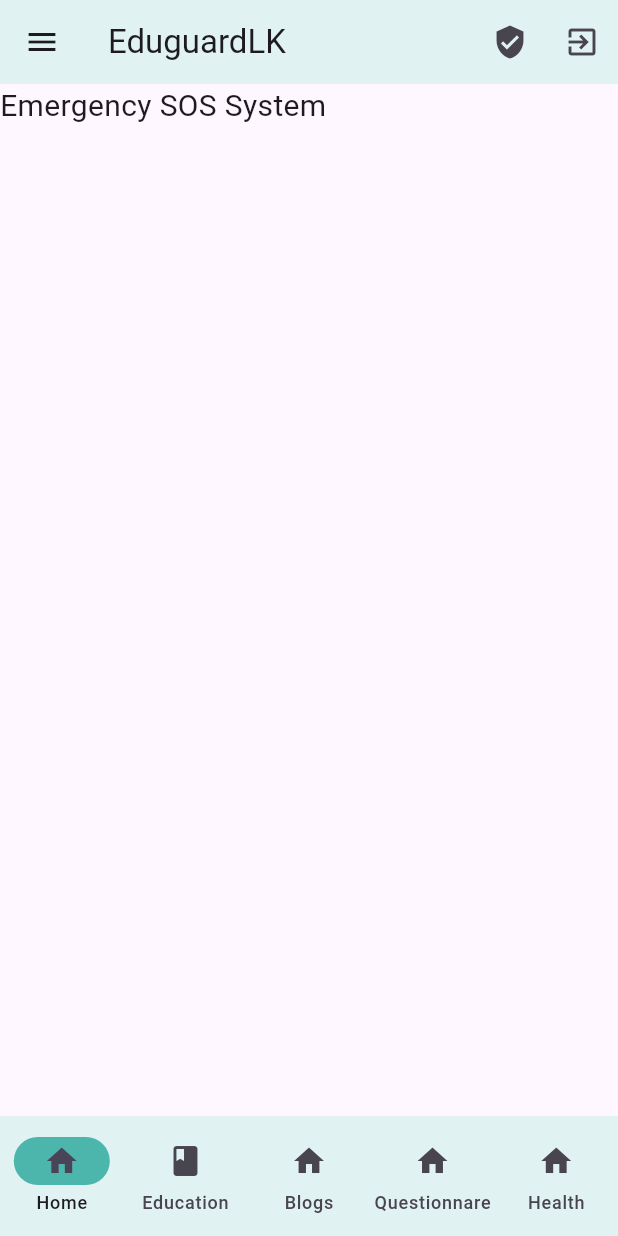
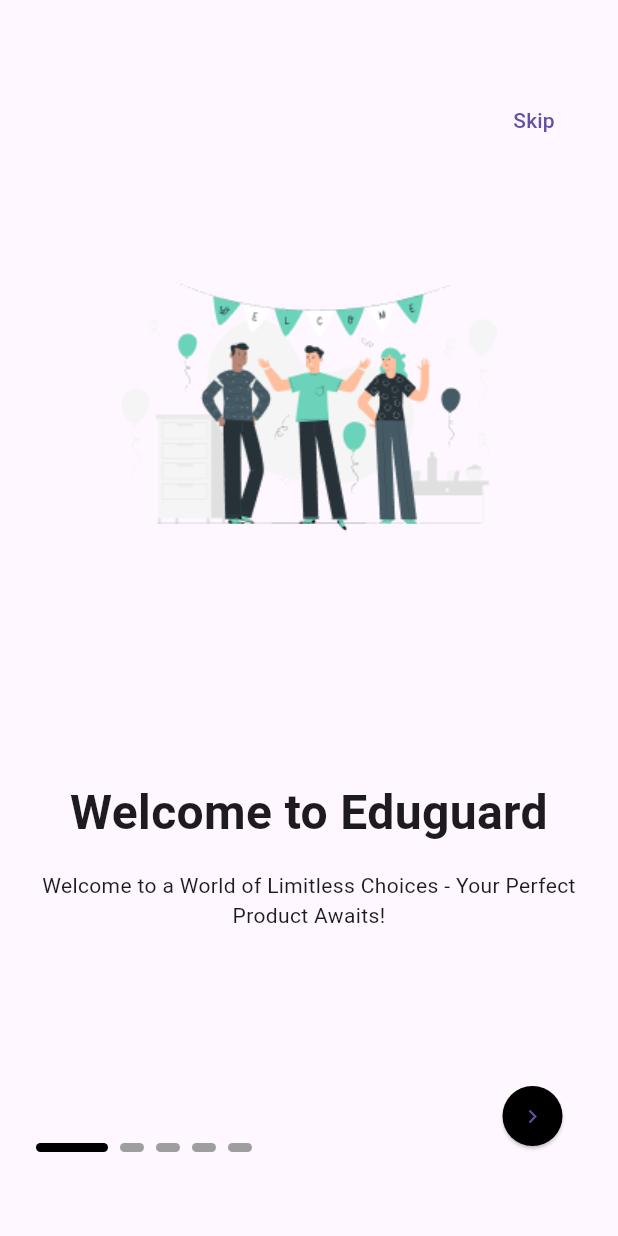
Before and after one commit to sajitheranda05/EduGuard_R24_141, a Flutter app: the screen it shows after launch, on a phone screen of 412 x 824 dp. Run offline on Flutter 3.47's test engine with Material 3 defaults, Android fonts, the phone set to English and light mode, and no system bars; drawn by our look-alikes of smooth_page_indicator; our stand-ins replace get.

Commit message:
Onboarding Implementation
Implemented onboarding with Getx state management package. Also updated bottom navigation to work with Getx.

```diff
--- /dev/null
+++ b/lib/bottom_navigation.dart
@@ -0,0 +1,45 @@
+import 'package:eduguard/src/features/sos_system/screens/sos_home.dart';
+import 'package:flutter/material.dart';
+import 'package:get/get.dart';
+
+class BottomNavigationMenu extends StatelessWidget {
+  const BottomNavigationMenu({super.key});
+
+  @override
+  Widget build(BuildContext context) {
+    final controller =Get.put(NavigationController());
+
+    return Scaffold(
+      bottomNavigationBar: Obx(() => NavigationBar(
+          height: 80.0,
+          elevation: 0,
+          selectedIndex: controller.selectedIndex.value,
+          onDestinationSelected: (index) => controller.selectedIndex.value =index,
+          backgroundColor: Colors.white,
+          indicatorColor: Colors.grey.withOpacity(0.2),
+          destinations: const <NavigationDestination>[
+            NavigationDestination(icon: Icon(Icons.home_rounded), label: 'Home'),
+            NavigationDestination(icon: Icon(Icons.school_rounded), label: 'Education'),
+            NavigationDestination(icon: Icon(Icons.article_rounded), label: 'Blogs'),
+            NavigationDestination(icon: Icon(Icons.quiz_rounded), label: 'Quiz'),
+            NavigationDestination(icon: Icon(Icons.medical_information_rounded), label: 'Health'),
+          ],
+        ),
+      ),
+      body: Obx(() => controller.screens[controller.selectedIndex.value]),
+    );
+  }
+}
+
+class NavigationController extends GetxController {
+  final Rx<int> selectedIndex =0.obs;
+
+  final screens = [
+    const SOSHome(),//(Container(color: Colors.orange,)),
+    (Container(color: Colors.green,)),
+    (Container(color: Colors.red,)),
+    (Container(color: Colors.blue,)),
+    (Container(color: Colors.purple,)),
+  ];
+
+}
--- a/lib/main.dart
+++ b/lib/main.dart
@@ -1,7 +1,7 @@
 // ignore_for_file: prefer_const_constructors, prefer_const_literals_to_create_immutables
-
-import 'package:eduguard/src/features/sos_system/screens/sos_home.dart';
+import 'package:eduguard/src/features/onboarding/screens/onboarding.dart';
 import 'package:flutter/material.dart';
+import 'package:get/get.dart';
 
 void main() {
   runApp(const MyApp());
@@ -13,74 +13,13 @@
   // This widget is the root of your application.
   @override
   Widget build(BuildContext context) {
-    return MaterialApp(
+    return GetMaterialApp(
       debugShowCheckedModeBanner: false,
       title: "EduguardLK",
       theme: ThemeData(
         primaryColor: Colors.blue,
       ),
-      home: MyHomePage(),
+      home: OnboardingScreen(),
       );
   }
 }
-
-class MyHomePage extends StatefulWidget {
-  const MyHomePage({super.key});
-
-  @override
-  State<MyHomePage> createState() => _MyHomePageState();
-}
-
-class _MyHomePageState extends State<MyHomePage> {
-   int currentPageIndex =0;
-
-  //Call page function
-   List<Widget> featureHomePages =[
-    SOSHome(),//Text('Home', style:TextStyle(fontSize: 20.0)),
-    Text('Education', style:TextStyle(fontSize: 20.0)),
-    Text('Blogs', style:TextStyle(fontSize: 20.0)),
-    Text('Questionnare', style:TextStyle(fontSize: 20.0)),
-    Text('Health', style:TextStyle(fontSize: 20.0)),
-   ];
-
-  @override
-  Widget build(BuildContext context) {
-    return Scaffold(
-      //Appbar
-      appBar: AppBar(
-        backgroundColor: Colors.teal[50],
-        title: const Text("EduguardLK"),
-        leading: IconButton(onPressed: () {}, icon: const Icon(Icons.menu)),
-        actions: <Widget>[
-          IconButton(onPressed: () {}, icon: const Icon(Icons.verified_user)),
-          IconButton(onPressed: () {}, icon: const Icon(Icons.exit_to_app))
-        ],
-      ),
-
-      body: IndexedStack(
-        index: currentPageIndex,
-        children: featureHomePages,
-      ),
-
-      //Bottom Navibagtion
-      bottomNavigationBar: NavigationBar(
-        onDestinationSelected: (int index) {
-          setState(() {
-            currentPageIndex = index;
-          });
-        },
-        selectedIndex: currentPageIndex,
-        height: 80.0,
-        backgroundColor: Colors.teal[50],
-        indicatorColor: Colors.teal[300],
-        destinations: <NavigationDestination>[
-          NavigationDestination(icon: Icon(Icons.home), label: 'Home'),
-          NavigationDestination(icon: Icon(Icons.book), label: 'Education'),
-          NavigationDestination(icon: Icon(Icons.home), label: 'Blogs'),
-          NavigationDestination(icon: Icon(Icons.home), label: 'Questionnare'),
-          NavigationDestination(icon: Icon(Icons.home), label: 'Health'),
-        ],
-      )
-    );
-  }
-}
--- /dev/null
+++ b/lib/src/features/onboarding/controllers/onboarding_controller.dart
@@ -0,0 +1,38 @@
+
+import 'package:eduguard/bottom_navigation.dart';
+import 'package:flutter/material.dart';
+import 'package:get/get.dart';
+
+class OnboardingController extends GetxController {
+  static OnboardingController get instance => Get.find();
+  final pageController =PageController();
+  Rx<int> currentPageIndex =0.obs;
+
+  //Update current index when page scroll
+  void updatePageIndicator(index) {
+    currentPageIndex.value =index;
+  }
+
+  //Jump to the specific dot selected page
+  void dotNavigationOnClick(index) {
+    currentPageIndex.value =index;
+    pageController.jumpTo(index);
+  }
+
+  //Update current index & jump to next page
+  void nextPage() {
+    if (currentPageIndex.value == 4) {
+      Get.to(() => const BottomNavigationMenu());
+    }else{
+      int page =currentPageIndex.value + 1;
+      pageController.jumpToPage(page);
+    }
+  }
+
+  //Update the current index and & jump to the last page
+  void skipPage() {
+    currentPageIndex.value =4;
+    pageController.jumpToPage(4);
+  }
+
+}
--- /dev/null
+++ b/lib/src/features/onboarding/screens/onboarding.dart
@@ -0,0 +1,93 @@
+import 'package:eduguard/src/features/onboarding/controllers/onboarding_controller.dart';
+import 'package:eduguard/src/features/onboarding/screens/onboarding_page.dart';
+import 'package:eduguard/src/utils/constants/image_strings.dart';
+import 'package:eduguard/src/utils/constants/text_strings.dart';
+import 'package:flutter/material.dart';
+import 'package:get/get.dart';
+import 'package:smooth_page_indicator/smooth_page_indicator.dart';
+
+
+class OnboardingScreen extends StatelessWidget {
+  const OnboardingScreen({super.key});
+
+  @override
+  Widget build(BuildContext context) {
+    final controller =Get.put(OnboardingController());
+
+    return Scaffold(
+      body: Stack(
+        children: [
+          //Pages
+          PageView(
+            controller: controller.pageController,
+            onPageChanged: controller.updatePageIndicator,
+            children: const [
+              OnBoardingPage(
+                image: AppImages.onBoardingImage_welcome,
+                title: AppText.onBoardingText_welcome_title,
+                desc: AppText.onBoardingText_welcome_desc,
+              ),
+              OnBoardingPage(
+                image: AppImages.onBoardingImage_education,
+                title: AppText.onBoardingText_education_title,
+                desc: AppText.onBoardingText_education_title,
+              ),
+              OnBoardingPage(
+                image: AppImages.onBoardingImage_sos,
+                title: AppText.onBoardingText_sos_title,
+                desc: AppText.onBoardingText_sos_desc,
+              ),
+              OnBoardingPage(
+                image: AppImages.onBoardingImage_blogs,
+                title: AppText.onBoardingText_blogs_title,
+                desc: AppText.onBoardingText_blogs_desc,
+              ),
+              OnBoardingPage(
+                image: AppImages.onBoardingImage_std,
+                title: AppText.onBoardingText_std_title,
+                desc: AppText.onBoardingText_std_desc,
+              ),
+            ],
+          ),
+
+          //Skip Button
+          Positioned(
+              top: kToolbarHeight,
+              right: 24.0,
+              child: TextButton(
+                onPressed: () => controller.skipPage(),
+                child: const Text('Skip'),
+              )
+          ),
+
+          //SmoothPageIndicator
+          Positioned(
+            bottom: kBottomNavigationBarHeight,
+            left: 24.0,
+            child: SmoothPageIndicator(
+              controller: controller.pageController,
+              onDotClicked: controller.dotNavigationOnClick,
+              count: 5,
+              effect: const ExpandingDotsEffect(activeDotColor: Colors.black, dotHeight: 6),
+            ),
+          ),
+
+          //Circular Button
+          Positioned(
+            right: 24.0,
+            bottom: kBottomNavigationBarHeight,
+            child: ElevatedButton(
+              onPressed: () => controller.nextPage(),
+              style:ElevatedButton.styleFrom(
+                shape: const CircleBorder(),
+                backgroundColor: Colors.black,
+              ),
+              child: const Icon(Icons.keyboard_arrow_right_outlined),
+            ),
+          ),
+
+        ],
+      ),
+    );
+  }
+}
--- /dev/null
+++ b/lib/src/features/onboarding/screens/onboarding_page.dart
@@ -0,0 +1,37 @@
+import 'package:eduguard/src/utils/helper_functions.dart';
+import 'package:flutter/material.dart';
+
+class OnBoardingPage extends StatelessWidget {
+  const OnBoardingPage({
+    super.key, required this.image, required this.title, required this.desc,
+  });
+
+  final String image, title, desc;
+
+  @override
+  Widget build(BuildContext context) {
+    return Padding(
+      padding: const EdgeInsets.all(24.0),
+      child: Column(
+        children: [
+          Image(
+              width: AppHelperFunctions.screenWidth() * 0.8 ,
+              height: AppHelperFunctions.screenHeight() * 0.6,
+              image: AssetImage(image)
+          ),
+          Text(
+            title,
+            style: const TextStyle(fontSize: 32.0, fontWeight: FontWeight.bold),
+            textAlign: TextAlign.center,
+          ),
+          const SizedBox(height: 16.0,),
+          Text(
+            desc,
+            style: const TextStyle(fontSize: 14.0, fontWeight: FontWeight.normal),
+            textAlign: TextAlign.center,
+          ),
+        ],
+      ),
+    );
+  }
+}
--- /dev/null
+++ b/lib/src/utils/constants/image_strings.dart
@@ -0,0 +1,11 @@
+// ignore_for_file: constant_identifier_names
+class AppImages {
+
+  //Onboarding Images
+  static const String onBoardingImage_welcome = "assets/images/on_boarding_images/onboarding_welcome.png";
+  static const String onBoardingImage_education = "assets/images/on_boarding_images/onboarding_education.png";
+  static const String onBoardingImage_sos = "assets/images/on_boarding_images/onboarding_sos.png";
+  static const String onBoardingImage_std = "assets/images/on_boarding_images/onboarding_std.png";
+  static const String onBoardingImage_blogs = "assets/images/on_boarding_images/onboarding_blogs.png";
+
+}
--- /dev/null
+++ b/lib/src/utils/constants/text_strings.dart
@@ -0,0 +1,19 @@
+// ignore_for_file: constant_identifier_names
+class AppText {
+
+  static const String onBoardingText_welcome_title ="Welcome to Eduguard";
+  static const String onBoardingText_welcome_desc ="Welcome to a World of Limitless Choices - Your Perfect Product Awaits!";
+
+  static const String onBoardingText_education_title ="Education System";
+  static const String onBoardingText_education_desc ="Welcome to a World of Limitless Choices - Your Perfect Product Awaits!";
+
+  static const String onBoardingText_sos_title ="SOS System";
+  static const String onBoardingText_sos_desc ="Welcome to a World of Limitless Choices - Your Perfect Product Awaits!";
+
+  static const String onBoardingText_blogs_title ="Blogs & Questionnaire ";
+  static const String onBoardingText_blogs_desc ="Welcome to a World of Limitless Choices - Your Perfect Product Awaits!";
+
+  static const String onBoardingText_std_title ="STD Detection System";
+  static const String onBoardingText_std_desc ="Welcome to a World of Limitless Choices - Your Perfect Product Awaits!";
+
+}
--- /dev/null
+++ b/lib/src/utils/helper_functions.dart
@@ -0,0 +1,18 @@
+import 'package:flutter/material.dart';
+import 'package:get/get.dart';
+
+class AppHelperFunctions {
+
+  static Size screenSize() {
+    return MediaQuery.of(Get.context!).size;
+  }
+
+  static double screenHeight() {
+    return MediaQuery.of(Get.context!).size.height;
+  }
+
+  static double screenWidth() {
+    return MediaQuery.of(Get.context!).size.width;
+  }
+
+}
```
Also changed, not shown: pubspec.yaml (+5 -3 lines), assets/images/on_boarding_images/onboarding_blogs.png (added), assets/images/on_boarding_images/onboarding_education.png (added), assets/images/on_boarding_images/onboarding_sos.png (added), assets/images/on_boarding_images/onboarding_std.png (added), assets/images/on_boarding_images/onboarding_welcome.png (added), pubspec.lock.
